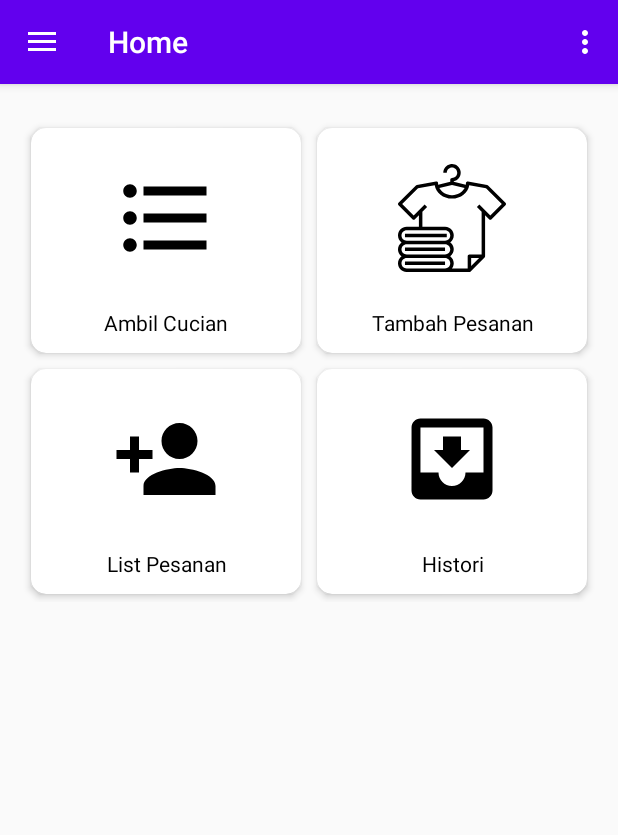
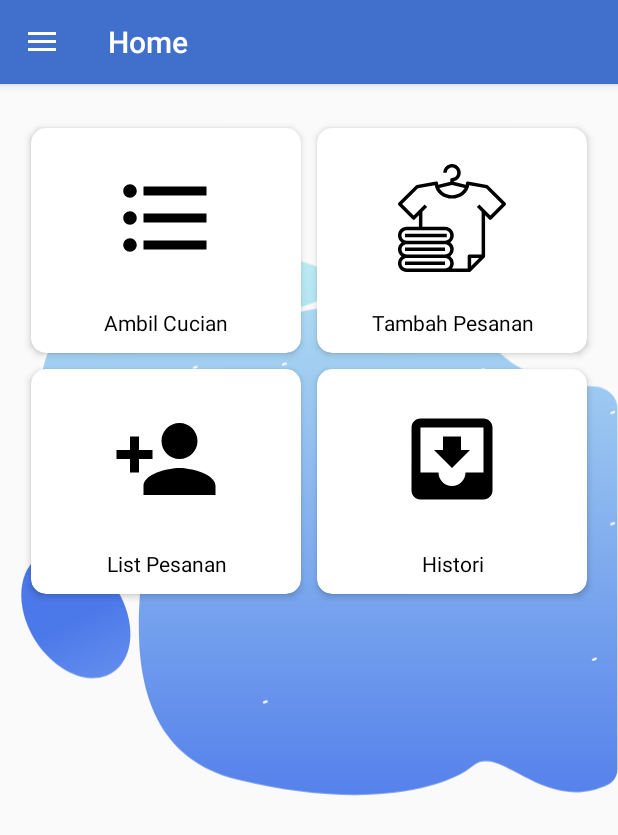
Before and after one commit to qoolqas/LaundryApp, an Android app: the DrawerMainActivity screen opened directly, with no data from a screen before it, on a phone screen of 412 x 824 dp. Shown: the top 835 px of the screen. Run offline under Robolectric (Android 15) with nearby library versions, the phone set to English and light mode, and no system bars; our stand-ins replace navigation-ui.

Commit message:
final ui content

```diff
--- a/app/src/main/java/com/q/laundryapp/DrawerMainActivity.java
+++ b/app/src/main/java/com/q/laundryapp/DrawerMainActivity.java
@@ -40,12 +40,6 @@ public class DrawerMainActivity extends AppCompatActivity {
         NavigationUI.setupWithNavController(navigationView, navController);
     }
 
-    @Override
-    public boolean onCreateOptionsMenu(Menu menu) {
-        // Inflate the menu; this adds items to the action bar if it is present.
-        getMenuInflater().inflate(R.menu.drawer_main, menu);
-        return true;
-    }
 
     @Override
     public boolean onSupportNavigateUp() {
--- a/app/src/main/java/com/q/laundryapp/connection/Client.java
+++ b/app/src/main/java/com/q/laundryapp/connection/Client.java
@@ -9,7 +9,7 @@ import retrofit2.Retrofit;
 import retrofit2.converter.gson.GsonConverterFactory;
 
 public class Client {
-    static String domain = "192.168.1.13:8080";
+    static String domain = "192.168.1.2:8080";
     private static final String BASE_URL_API = "http://"+domain+"/laundry/";
 
     private static Retrofit retrofit = null;
--- /dev/null
+++ b/app/src/main/res/drawable/ic_water.xml
@@ -0,0 +1,91 @@
+<vector xmlns:android="http://schemas.android.com/apk/res/android"
+    xmlns:aapt="http://schemas.android.com/aapt"
+    android:width="677dp"
+    android:height="590dp"
+    android:viewportWidth="677"
+    android:viewportHeight="590">
+  <path
+      android:pathData="M556.401,112.082C575.178,127.821 617.398,140.596 650.815,141.482C663.85,141.827 676.339,151.842 676.339,164.882V561.015C676.339,567.962 672.751,574.582 666.486,577.585C595.991,611.374 548.334,531.891 518.291,557.231C486.869,583.735 393.678,605.519 259.456,572.195C136.407,541.645 148.171,407.705 157.335,328.615C54.348,319.796 35.576,192.311 44.741,135.518C66.338,1.683 187.448,63.579 277.786,74.938C447.987,14.358 526.289,86.841 556.401,112.082Z">
+    <aapt:attr name="android:fillColor">
+      <gradient
+          android:startY="52.1225"
+          android:startX="355.158"
+          android:endY="584.833"
+          android:endX="355.158"
+          android:type="linear">
+        <item android:offset="0" android:color="#FFACD9F2"/>
+        <item android:offset="1" android:color="#FF5682EB"/>
+      </gradient>
+    </aapt:attr>
+  </path>
+  <path
+      android:pathData="M33.734,411.113a75.2,52.741 58.344,1 0,98.694 -39.434a75.2,52.741 58.344,1 0,-98.694 39.434z">
+    <aapt:attr name="android:fillColor">
+      <gradient
+          android:startY="371.67914"
+          android:startX="132.42757"
+          android:endY="505.4683"
+          android:endX="199.89528"
+          android:type="linear">
+        <item android:offset="0" android:color="#FF4C79EA"/>
+        <item android:offset="1" android:color="#FF79A1EE"/>
+      </gradient>
+    </aapt:attr>
+  </path>
+  <path
+      android:pathData="M225.292,29.153a68.978,29.153 0,1 0,137.955 0a68.978,29.153 0,1 0,-137.955 0z">
+    <aapt:attr name="android:fillColor">
+      <gradient
+          android:startY="29.1533"
+          android:startX="237.347"
+          android:endY="80.6344"
+          android:endX="308.114"
+          android:type="linear">
+        <item android:offset="0" android:color="#FFC5F8F2"/>
+        <item android:offset="1" android:color="#FFB6E6F2"/>
+      </gradient>
+    </aapt:attr>
+  </path>
+  <path
+      android:pathData="M308.638,117.931a1.323,3.051 72.559,1 0,5.826 -1.818a1.323,3.051 72.559,1 0,-5.826 1.818z"
+      android:fillColor="#ffffff"/>
+  <path
+      android:pathData="M211.12,121.465a1.323,3.051 72.559,1 0,5.826 -1.818a1.323,3.051 72.559,1 0,-5.826 1.818z"
+      android:fillColor="#ffffff"/>
+  <path
+      android:pathData="M368.716,185.072a1.323,3.051 72.559,1 0,5.826 -1.818a1.323,3.051 72.559,1 0,-5.826 1.818z"
+      android:fillColor="#ffffff"/>
+  <path
+      android:pathData="M394.839,274.299a1.323,3.051 72.559,1 0,5.826 -1.818a1.323,3.051 72.559,1 0,-5.826 1.818z"
+      android:fillColor="#ffffff"/>
+  <path
+      android:pathData="M668.239,292.851a1.323,3.051 72.559,1 0,5.826 -1.818a1.323,3.051 72.559,1 0,-5.826 1.818z"
+      android:fillColor="#ffffff"/>
+  <path
+      android:pathData="M668.239,170.937a1.323,3.051 72.559,1 0,5.826 -1.818a1.323,3.051 72.559,1 0,-5.826 1.818z"
+      android:fillColor="#ffffff"/>
+  <path
+      android:pathData="M251.173,367.06a1.323,3.051 72.559,1 0,5.826 -1.818a1.323,3.051 72.559,1 0,-5.826 1.818z"
+      android:fillColor="#ffffff"/>
+  <path
+      android:pathData="M166.714,362.642a1.323,3.051 72.559,1 0,5.826 -1.818a1.323,3.051 72.559,1 0,-5.826 1.818z"
+      android:fillColor="#ffffff"/>
+  <path
+      android:pathData="M128.403,351.158a1.323,3.051 72.559,1 0,5.826 -1.818a1.323,3.051 72.559,1 0,-5.826 1.818z"
+      android:fillColor="#ffffff"/>
+  <path
+      android:pathData="M609.03,227.477a1.323,3.051 72.559,1 0,5.826 -1.818a1.323,3.051 72.559,1 0,-5.826 1.818z"
+      android:fillColor="#ffffff"/>
+  <path
+      android:pathData="M287.741,488.09a1.323,3.051 72.559,1 0,5.826 -1.818a1.323,3.051 72.559,1 0,-5.826 1.818z"
+      android:fillColor="#ffffff"/>
+  <path
+      android:pathData="M608.159,339.673a1.323,3.051 72.559,1 0,5.826 -1.818a1.323,3.051 72.559,1 0,-5.826 1.818z"
+      android:fillColor="#ffffff"/>
+  <path
+      android:pathData="M648.212,441.268a1.323,3.051 72.559,1 0,5.826 -1.818a1.323,3.051 72.559,1 0,-5.826 1.818z"
+      android:fillColor="#ffffff"/>
+  <path
+      android:pathData="M525.442,124.115a1.323,3.051 72.559,1 0,5.826 -1.818a1.323,3.051 72.559,1 0,-5.826 1.818z"
+      android:fillColor="#ffffff"/>
+</vector>
--- a/app/src/main/res/drawable/side_nav_bar.xml
+++ b/app/src/main/res/drawable/side_nav_bar.xml
@@ -2,8 +2,7 @@
     android:shape="rectangle">
     <gradient
         android:angle="135"
-        android:centerColor="#009688"
-        android:endColor="#00695C"
-        android:startColor="#4DB6AC"
+        android:endColor="@color/colorPrimaryDark"
+        android:startColor="@color/colorPrimary"
         android:type="linear" />
 </shape>
--- a/app/src/main/res/layout/fragment_home.xml
+++ b/app/src/main/res/layout/fragment_home.xml
@@ -6,8 +6,14 @@
     android:layout_height="match_parent"
     tools:context=".ui.home.HomeFragment">
 
+    <ImageView
+        android:layout_width="match_parent"
+        android:layout_height="wrap_content"
+        android:src="@drawable/ic_water"
+        app:layout_constraintTop_toTopOf="parent" />
 
     <include
+        android:id="@+id/include"
         layout="@layout/item_grid"
         android:layout_width="match_parent"
         android:layout_height="wrap_content"
@@ -16,4 +22,5 @@
         tools:layout_editor_absoluteX="8dp">
 
     </include>
+
 </androidx.constraintlayout.widget.ConstraintLayout>
--- a/app/src/main/res/layout/nav_header_drawer_main.xml
+++ b/app/src/main/res/layout/nav_header_drawer_main.xml
@@ -10,27 +10,4 @@
     android:paddingTop="@dimen/activity_vertical_margin"
     android:paddingRight="@dimen/activity_horizontal_margin"
     android:paddingBottom="@dimen/activity_vertical_margin"
-    android:theme="@style/ThemeOverlay.AppCompat.Dark">
-
-    <ImageView
-        android:id="@+id/imageView"
-        android:layout_width="wrap_content"
-        android:layout_height="wrap_content"
-        android:contentDescription="@string/nav_header_desc"
-        android:paddingTop="@dimen/nav_header_vertical_spacing"
-        app:srcCompat="@mipmap/ic_launcher_round" />
-
-    <TextView
-        android:layout_width="match_parent"
-        android:layout_height="wrap_content"
-        android:paddingTop="@dimen/nav_header_vertical_spacing"
-        android:text="@string/nav_header_title"
-        android:textAppearance="@style/TextAppearance.AppCompat.Body1" />
-
-    <TextView
-        android:id="@+id/textView"
-        android:layout_width="wrap_content"
-        android:layout_height="wrap_content"
-        android:text="@string/nav_header_subtitle" />
-
-</LinearLayout>
+    android:theme="@style/ThemeOverlay.AppCompat.Dark"/>
--- a/app/src/main/res/values/colors.xml
+++ b/app/src/main/res/values/colors.xml
@@ -1,7 +1,7 @@
 <?xml version="1.0" encoding="utf-8"?>
 <resources>
-    <color name="colorPrimary">#6200EE</color>
-    <color name="colorPrimaryDark">#3700B3</color>
+    <color name="colorPrimary">#4070CC</color>
+    <color name="colorPrimaryDark">#345FCC</color>
     <color name="colorAccent">#03DAC5</color>
     <color name="transparent">#00000000</color>
     <color name="white">#FFF</color>
--- a/app/src/main/res/values/styles.xml
+++ b/app/src/main/res/values/styles.xml
@@ -8,9 +8,13 @@
         <item name="colorAccent">@color/colorAccent</item>
     </style>
 
-    <style name="AppTheme.Material" parent="Theme.MaterialComponents.Light.NoActionBar" />
+    <style name="AppTheme.Material" parent="Theme.MaterialComponents.Light.NoActionBar">
+        <item name="colorPrimary">@color/colorPrimary</item>
+        <item name="colorPrimaryDark">@color/colorPrimaryDark</item>
+        <item name="colorAccent">@color/colorAccent</item>
+    </style>
+    <style name="AppTheme.Material_Transparent" parent="Theme.MaterialComponents.Light.NoActionBar">
 
-    <style name="AppTheme.Material_Transparent" parent="Theme.MaterialComponents.Light.NoActionBar">
         <item name="android:windowIsTranslucent">true</item>
         <item name="android:windowBackground">@android:color/transparent</item>
         <item name="android:windowContentOverlay">@null</item>
--- a/app/src/main/res/xml/network_security_config.xml
+++ b/app/src/main/res/xml/network_security_config.xml
@@ -1,6 +1,6 @@
 <?xml version="1.0" encoding="utf-8"?>
 <network-security-config>
     <domain-config cleartextTrafficPermitted="true">
-        <domain includeSubdomains="true">192.168.1.13</domain>
+        <domain includeSubdomains="true">192.168.1.2</domain>
     </domain-config>
 </network-security-config>
```
